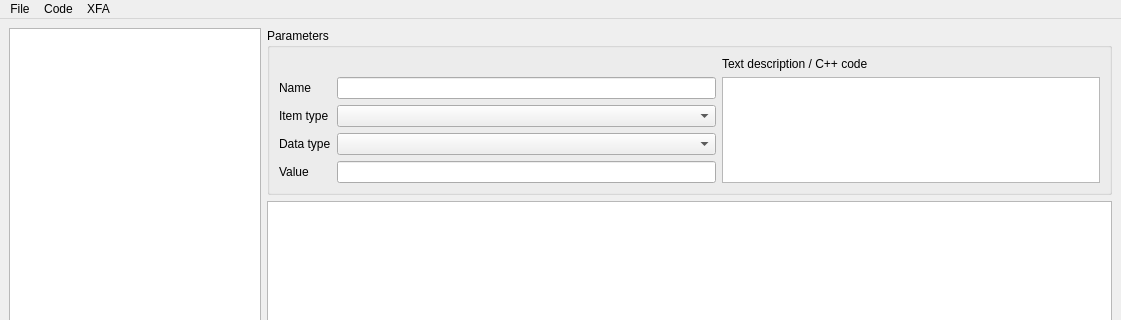
Above: CodeGenerator/generatormainwindow.ui from JakubMelka/PDF4QT before the change; both pictures show x 0 to 1121 and y 0 to 320 of the 1121 by 662 pixel window. Below: the same form after it.
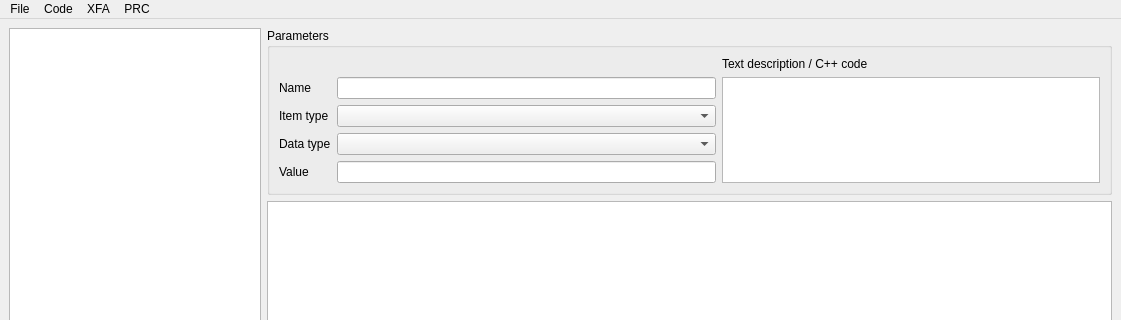
That is the form after the change.

Diff of the .ui file:
```diff
--- a/CodeGenerator/generatormainwindow.ui
+++ b/CodeGenerator/generatormainwindow.ui
@@ -250,9 +250,19 @@
     <addaction name="actionSet_code_source_XFA"/>
     <addaction name="actionGenerate_XFA_code"/>
    </widget>
+   <widget class="QMenu" name="menuPRC">
+    <property name="title">
+     <string>PRC</string>
+    </property>
+    <addaction name="actionSet_PRC_description"/>
+    <addaction name="actionSet_code_header_PRC"/>
+    <addaction name="actionSet_code_source_PRC"/>
+    <addaction name="actionGenerate_PRC_code"/>
+   </widget>
    <addaction name="menuFile"/>
    <addaction name="menuCode"/>
    <addaction name="menuXFA"/>
+   <addaction name="menuPRC"/>
   </widget>
   <widget class="QStatusBar" name="statusbar"/>
   <action name="actionLoad">
```
Left out of the diff: 20 changed lines with no effect on the pictures.
